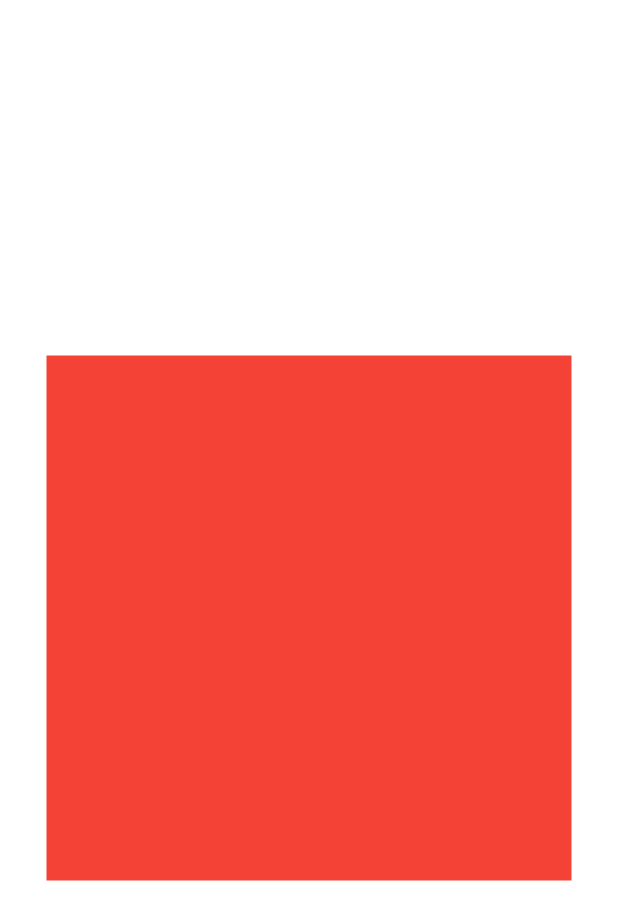
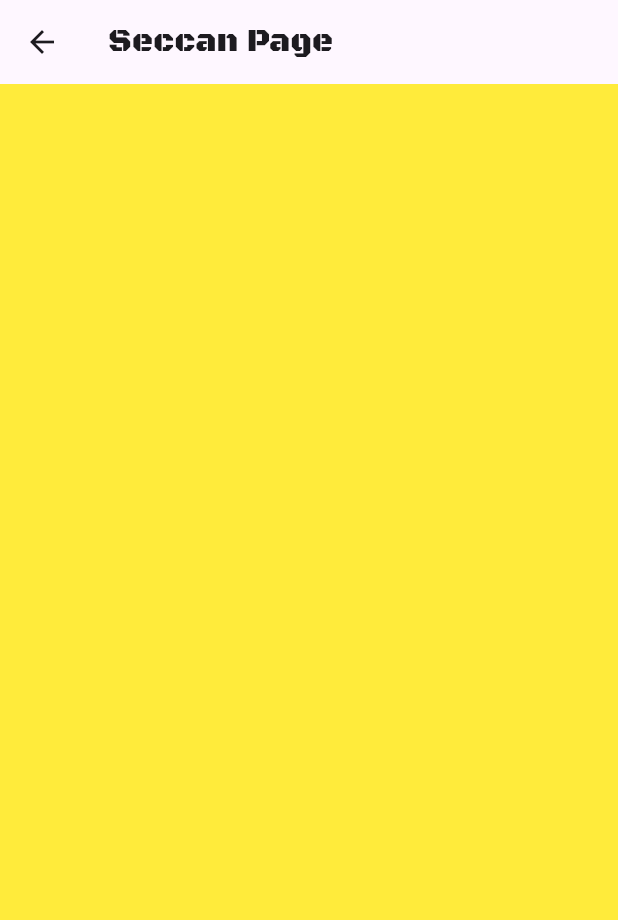
Before and after one commit to JeetDodiy/flutter-learning, a Flutter app: the Firstpage screen opened directly, after a tap on "Click", on a phone screen of 412 x 824 dp. Shown: the top 920 px of the screen. Run offline on Flutter 3.47's test engine with Material 3 defaults, Android fonts, the phone set to English and light mode, and no system bars; our stand-ins replace font_awesome_flutter; project files that could hold a hidden picture were left out.

Commit message:
Add the how to open secan screen using flutter

```diff
--- a/lib/home/appScreen/firstpage.dart
+++ b/lib/home/appScreen/firstpage.dart
@@ -12,15 +12,35 @@ class _FirstpageState extends State<Firstpage> {
   @override
   Widget build(BuildContext context) {
     return Scaffold(
-      appBar: AppBar(title: Text("Fist Page",style: TextStyle(fontSize: 35,fontFamily: "EduAUVICWANTGuides"),),),
-      body: Column(mainAxisAlignment: MainAxisAlignment.center,
-        children: [
-
-        Text("Hii this is my first page ",style: TextStyle(fontSize: 28,color: Colors.orange),)
-          ,Container(width:100,child: ElevatedButton(onPressed: (){
-            Navigator.push(context, MaterialPageRoute(builder: (context) => Intropage()));
-          }, child: Text("Click")))
-      ],),
+      appBar: AppBar(
+        title: Text(
+          "Fist Page",
+          style: TextStyle(fontSize: 35, fontFamily: "EduAUVICWANTGuides"),
+        ),
+        backgroundColor: Colors.lightGreenAccent,
+      ),
+      body:Column(
+          mainAxisAlignment: MainAxisAlignment.center,
+          children: [
+            Text(
+              "Hii this is my first page ",
+              style: TextStyle(fontSize: 28, color: Colors.blueAccent),
+            ),
+            SizedBox(
+              width: 100,
+              child: ElevatedButton(
+                onPressed: () {
+                  Navigator.push(
+                    context,
+                    MaterialPageRoute(builder: (context) => Intropage()),
+                  );
+                },
+                child: Text("Click"),
+              ),
+            ),
+          ],
+        ),
+      backgroundColor: Colors.purple,
     );
   }
 }
--- a/lib/home/appScreen/intropage.dart
+++ b/lib/home/appScreen/intropage.dart
@@ -1,4 +1,5 @@
 import 'package:flutter/material.dart';
+
 class Intropage extends StatefulWidget {
   const Intropage({super.key});
 
@@ -9,6 +10,9 @@ class Intropage extends StatefulWidget {
 class _IntropageState extends State<Intropage> {
   @override
   Widget build(BuildContext context) {
-    return Center(child: Container(height: 350,width: 350,color: Colors.red,));
+    return Scaffold(
+      appBar: AppBar(title: Text("Seccan Page",style: TextStyle(fontFamily: 'BlackOpsOne'),),),
+      body: Container(color: Colors.yellow,),
+    );
   }
 }
--- a/lib/main.dart
+++ b/lib/main.dart
@@ -1,5 +1,5 @@
 import 'package:flutter/material.dart';
-import 'package:fultter_app_1/home/wegDemo.dart';
+import 'package:fultter_app_1/home/appScreen/firstpage.dart';
 
 void main() {
   runApp(const MyApp());
@@ -15,8 +15,7 @@ class MyApp extends StatelessWidget {
       title: "this",
       theme: ThemeData(primarySwatch: Colors.green),
       home: Scaffold(
-        appBar: AppBar(title: const Text('Obscured Textfield')),
-        body: Center(child: Wegdemo()),
+        body: Center(child:Firstpage()),
       ),
     );
   }
```
